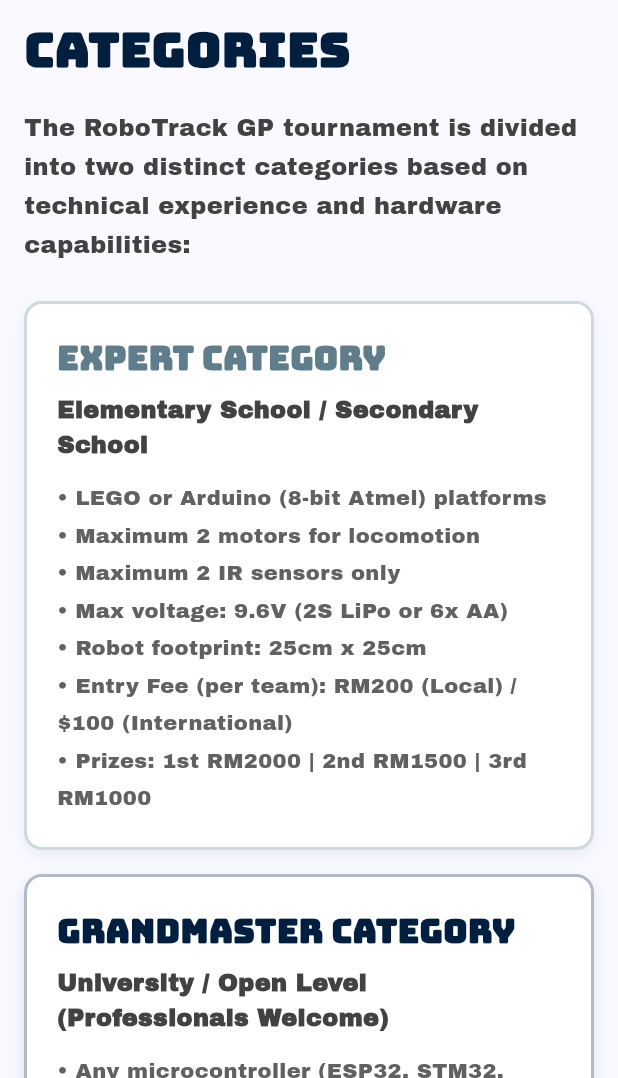
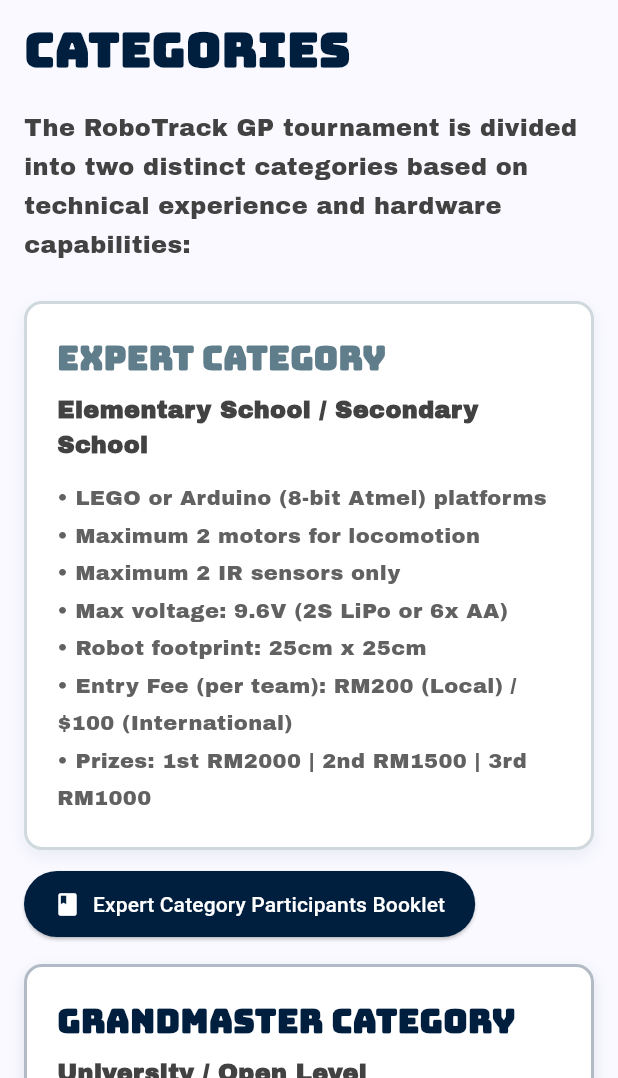
Before and after one commit to JonathanVoon/makerfair_web, a Flutter app: the CompetitionPage screen opened directly, scrolled down 576 dp, on a phone screen of 412 x 824 dp, the part 158-1236 px from its top. Run offline on Flutter 3.47's test engine with Material 3 defaults, Android fonts, the phone set to English and light mode, and no system bars; Roboto replaces fonts that are missing (Bitcount Grid Double).

Commit message:
added marketing proposal link + participants booklet

```diff
--- a/lib/competition_page.dart
+++ b/lib/competition_page.dart
@@ -10,6 +10,8 @@ class CompetitionPage extends StatelessWidget {
   final _faqKey = GlobalKey();
 
   CompetitionPage({super.key, this.initialSection});
+
+  static const String participantsBookletUrl = 'https://utpmy-my.sharepoint.com/:b:/g/personal/yen_22011091_utp_edu_my/IQBa8CduXTzaTYgKXSl2mRgZAakFU2RClmymFzcrE0n4brY?e=VCmp4Z';
 
   TextStyle _bigWordStyle({double fontSize = 32, Color? color}) {
     return TextStyle(
@@ -189,6 +191,26 @@ class CompetitionPage extends StatelessWidget {
           '• Prizes: 1st RM2000 | 2nd RM1500 | 3rd RM1000',
           Colors.blueGrey,
         ),
+        const SizedBox(height: 12),
+        ElevatedButton.icon(
+          onPressed: () async {
+            final uri = Uri.parse(participantsBookletUrl);
+            if (await canLaunchUrl(uri)) {
+              await launchUrl(uri, mode: LaunchMode.externalApplication);
+            } else {
+              ScaffoldMessenger.of(context).showSnackBar(
+                const SnackBar(content: Text('⚠️ Could not open participants booklet')),
+              );
+            }
+          },
+          icon: const Icon(Icons.book, size: 18),
+          label: const Text('Expert Category Participants Booklet'),
+          style: ElevatedButton.styleFrom(
+            backgroundColor: const Color(0xFF001F3F),
+            foregroundColor: Colors.white,
+            padding: const EdgeInsets.symmetric(horizontal: 20, vertical: 12),
+          ),
+        ),
         const SizedBox(height: 16),
 
         _buildCategoryCard(
@@ -203,6 +225,26 @@ class CompetitionPage extends StatelessWidget {
           '• Entry Fee: RM300 (Local) / \$150 (International)\n'
           '• Prizes: 1st RM3000 | 2nd RM2000 | 3rd RM1500',
           const Color(0xFF001F3F),
+        ),
+        const SizedBox(height: 12),
+        ElevatedButton.icon(
+          onPressed: () async {
+            final uri = Uri.parse(participantsBookletUrl);
+            if (await canLaunchUrl(uri)) {
+              await launchUrl(uri, mode: LaunchMode.externalApplication);
+            } else {
+              ScaffoldMessenger.of(context).showSnackBar(
+                const SnackBar(content: Text('⚠️ Could not open participants booklet')),
+              );
+            }
+          },
+          icon: const Icon(Icons.book, size: 18),
+          label: const Text('Grandmaster Category Participants Booklet'),
+          style: ElevatedButton.styleFrom(
+            backgroundColor: const Color(0xFF001F3F),
+            foregroundColor: Colors.white,
+            padding: const EdgeInsets.symmetric(horizontal: 20, vertical: 12),
+          ),
         ),
         const SizedBox(height: 24),
 
@@ -293,7 +335,7 @@ class CompetitionPage extends StatelessWidget {
 
         ElevatedButton.icon(
           onPressed: () async {
-            final uri = Uri.parse('https://forms.office.com/r/YrcvZ61nTff  ');
+            final uri = Uri.parse('https://forms.office.com/r/YrcvZ61nTff    ');
             if (await canLaunchUrl(uri)) {
               await launchUrl(uri, mode: LaunchMode.externalApplication);
             }
```
Also changed, not shown: lib/homepage.dart (+51 -7 lines).
